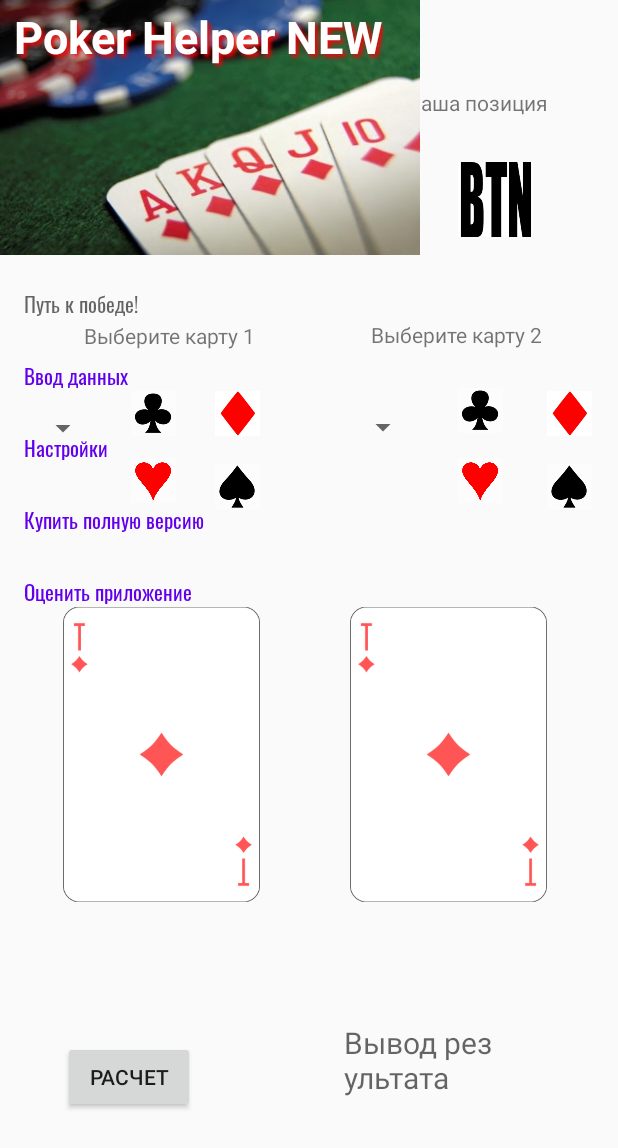
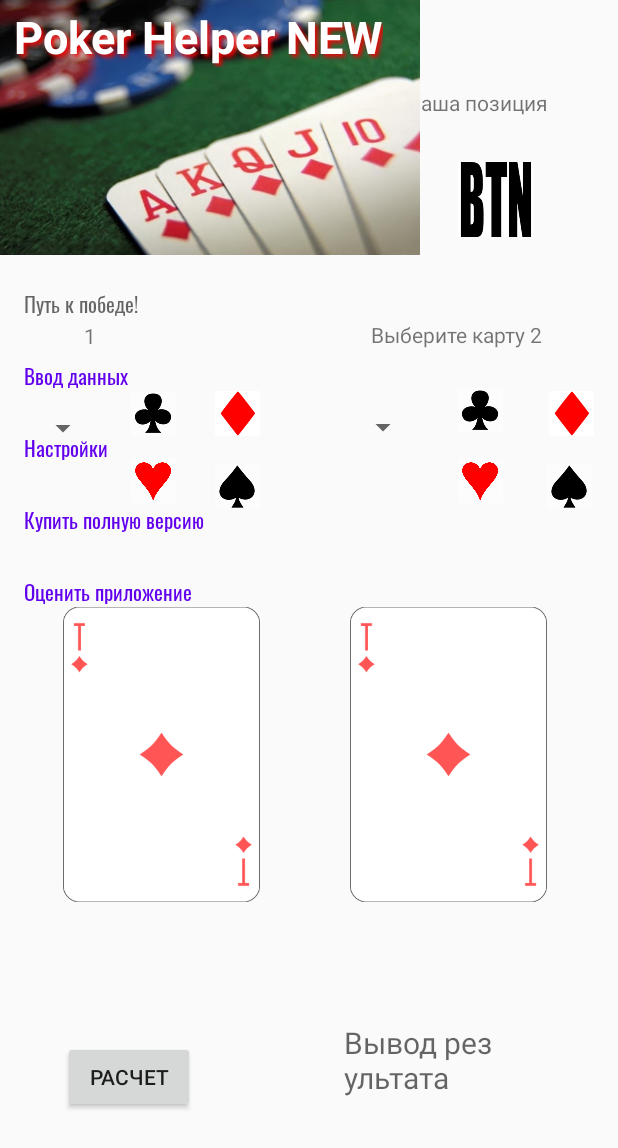
Before and after one commit to vovan55/poker_helper, an Android app: the screen it shows after launch (MainActivity), on a phone screen of 412 x 824 dp. Shown: the top 1148 px of the screen. Run offline under Robolectric (Android 15) with nearby library versions, the phone set to English and light mode, and no system bars; plain views replace FlowingDrawer, FlowingMenuLayout.

Commit message:
Подключил спиннер spBB

```diff
--- a/app/src/main/java/com/pokerhelper/thebest/MainActivity.java
+++ b/app/src/main/java/com/pokerhelper/thebest/MainActivity.java
@@ -5,24 +5,58 @@ import androidx.fragment.app.FragmentManager;
 import android.os.Bundle;
 import android.view.MenuItem;
 import android.view.View;
+import android.widget.AdapterView;
+import android.widget.ArrayAdapter;
 import android.widget.Button;
 import android.widget.ImageButton;
 import android.widget.ImageView;
+import android.widget.Spinner;
 import android.widget.TextView;
 import android.widget.Toast;
 
 public class MainActivity extends AppCompatActivity implements NavItemSelectedListener{
-
+    TextView textCard1, textCard2;
+    String[] card1 = {"2", "3", "4", "5", "6", "7", "8", "9", "T", "J", "Q", "K", "A"};
+    String[] card2 = {"2", "3", "4", "5", "6", "7", "8", "9", "T", "J", "Q", "K", "A"};
+    String[] big_blinds = {"1", "2", "3", "4", "5", "6", "7", "8", "9", "10", "11", "12", "13", "14", "15", "16", "17", "18", "19", "20"};
+    String[] position = {"EP1", "EP2", "EP3", "MP1", "MP2", "HJ", "CO", "BTN", "SB"};
+    Spinner spBB, spPosition, spCard1, spCard2;
 
     @Override
     protected void onCreate(Bundle savedInstanceState) {
         super.onCreate(savedInstanceState);
         setContentView(R.layout.activity_main);
+        Spinner spBB = (Spinner) findViewById(R.id.spBB);
+        final TextView textCard1 = findViewById(R.id.textCard1);
+        final ImageView tvBB = findViewById(R.id.tvBB);
         init();
         setupMenu();
+        ArrayAdapter<String> adapter = new ArrayAdapter<String>(this, android.R.layout.simple_spinner_item, big_blinds);
+        adapter.setDropDownViewResource(android.R.layout.simple_spinner_dropdown_item);
+        spBB.setAdapter(adapter);
+
+        AdapterView.OnItemSelectedListener itemSelectedListener = new AdapterView.OnItemSelectedListener() {
+            @Override
+            public void onItemSelected(AdapterView<?> parent, View view, int position, long id) {
+
+                // Получаем выбранный объект
+                String item = (String) parent.getItemAtPosition(position);
+                textCard1.setText(item);
+            }
+
+            @Override
+            public void onNothingSelected(AdapterView<?> parent) {
+
+            }
+        };
+        spBB.setOnItemSelectedListener(itemSelectedListener);
     }
+
+
     private void init()
     {
+        TextView textCard1 = findViewById(R.id.textCard1);
+        TextView textCard2 = findViewById(R.id.textCard2);
         ImageButton iBtnHearts = findViewById(R.id.iBtnHearts);
         ImageButton iBtnDiamonds = findViewById(R.id.iBtnDiamonds);
         ImageButton iBtnClubs = findViewById(R.id.iBtnClubs);
@@ -37,7 +71,13 @@ public class MainActivity extends AppCompatActivity implements NavItemSelectedLi
         ImageView tvCard2 = findViewById(R.id.tvCard2);
         Button btnCalc = findViewById(R.id.btnCalc);
         TextView tvResult = findViewById(R.id.tvResult);
+        Spinner spBB = (Spinner) findViewById(R.id.spBB);
+        Spinner spPosition = findViewById(R.id.spPosition);
+        Spinner spCard1 = findViewById(R.id.spCard1);
+        Spinner spCard2 = findViewById(R.id.spCard2);
     }
+
+
     public void onClickClubs(View view)
     {
         Toast.makeText(this, "Зачем ты это нажал трефи?", Toast.LENGTH_SHORT).show();
--- a/app/src/main/res/layout/main_content.xml
+++ b/app/src/main/res/layout/main_content.xml
@@ -30,7 +30,7 @@
         android:scaleType="centerInside"
         app:layout_constraintBottom_toBottomOf="parent"
         app:layout_constraintEnd_toEndOf="parent"
-        app:layout_constraintHorizontal_bias="0.955"
+        app:layout_constraintHorizontal_bias="0.958"
         app:layout_constraintStart_toStartOf="parent"
         app:layout_constraintTop_toTopOf="parent"
         app:layout_constraintVertical_bias="0.328"
@@ -91,7 +91,8 @@
         app:layout_constraintHorizontal_bias="0.634"
         app:layout_constraintStart_toStartOf="parent"
         app:layout_constraintTop_toTopOf="parent"
-        app:layout_constraintVertical_bias="0.336" />
+        app:layout_constraintVertical_bias="0.336"
+        android:entries="@array/card_2"/>
 
     <Spinner
         android:id="@+id/spCard1"
@@ -103,7 +104,8 @@
         app:layout_constraintHorizontal_bias="0.044"
         app:layout_constraintStart_toStartOf="parent"
         app:layout_constraintTop_toTopOf="parent"
-        app:layout_constraintVertical_bias="0.337" />
+        app:layout_constraintVertical_bias="0.337"
+        android:entries="@array/card_1"/>
 
     <Spinner
         android:id="@+id/spBB"
@@ -111,6 +113,7 @@
         android:layout_height="50dp"
         android:layout_marginStart="16dp"
         android:layout_marginTop="16dp"
+        android:entries="@array/big_blinds"
         android:spinnerMode="dropdown"
         app:layout_constraintBottom_toBottomOf="parent"
         app:layout_constraintEnd_toEndOf="parent"
@@ -130,7 +133,8 @@
         app:layout_constraintHorizontal_bias="0.634"
         app:layout_constraintStart_toStartOf="parent"
         app:layout_constraintTop_toBottomOf="@+id/tvPosition"
-        app:layout_constraintVertical_bias="0.014" />
+        app:layout_constraintVertical_bias="0.014"
+        android:entries="@array/position" />
 
     <TextView
         android:id="@+id/tvResult"
@@ -178,14 +182,14 @@
         android:layout_marginStart="56dp"
         android:text="@string/enter_card_1"
         app:layout_constraintBottom_toBottomOf="parent"
-        app:layout_constraintEnd_toStartOf="@+id/textSuit1"
+        app:layout_constraintEnd_toStartOf="@+id/textCard2"
         app:layout_constraintHorizontal_bias="0.0"
         app:layout_constraintStart_toStartOf="parent"
         app:layout_constraintTop_toTopOf="parent"
         app:layout_constraintVertical_bias="0.266" />
 
     <TextView
-        android:id="@+id/textSuit1"
+        android:id="@+id/textCard2"
         android:layout_width="120dp"
         android:layout_height="wrap_content"
         android:text="@string/enter_card_2"
--- a/app/src/main/res/values/enter_big_blinds.xml
+++ b/app/src/main/res/values/array_big_blinds.xml
@@ -1,6 +1,6 @@
 <?xml version="1.0" encoding="utf-8"?>
 <resources>
-    <string-array name="большие_блаинды">
+    <string-array name="big_blinds">
         <item>
            1
         </item>
--- /dev/null
+++ b/app/src/main/res/values/array_card_1.xml
@@ -0,0 +1,45 @@
+<?xml version="1.0" encoding="utf-8"?>
+    <resources>
+        <string-array name="card_1">
+        <item>
+           2
+        </item>
+            <item>
+           3
+        </item>
+            <item>
+           4
+        </item>
+            <item>
+           5
+        </item>
+            <item>
+           6
+        </item>
+            <item>
+           7
+        </item>
+            <item>
+           8
+        </item>
+            <item>
+           9
+        </item>
+            <item>
+           T
+        </item>
+            <item>
+           J
+        </item>
+            <item>
+           Q
+        </item>
+            <item>
+           K
+        </item>
+            <item>
+           A
+        </item>
+
+        </string-array>
+</resources>
--- /dev/null
+++ b/app/src/main/res/values/array_card_2.xml
@@ -0,0 +1,45 @@
+<?xml version="1.0" encoding="utf-8"?>
+<resources>
+    <string-array name="card_2">
+        <item>
+           2
+        </item>
+        <item>
+           3
+        </item>
+        <item>
+           4
+        </item>
+        <item>
+           5
+        </item>
+        <item>
+           6
+        </item>
+        <item>
+           7
+        </item>
+        <item>
+           8
+        </item>
+        <item>
+           9
+        </item>
+        <item>
+           T
+        </item>
+        <item>
+           J
+        </item>
+        <item>
+           Q
+        </item>
+        <item>
+           K
+        </item>
+        <item>
+           A
+        </item>
+
+    </string-array>
+</resources>
--- a/app/src/main/res/values/enter_position.xml
+++ b/app/src/main/res/values/array_position.xml
@@ -1,6 +1,6 @@
 <?xml version="1.0" encoding="utf-8"?>
 <resources>
-    <string-array name="позиция">
+    <string-array name="position">
         <item>
             EP1
         </item>
--- a/app/src/main/res/values/enter_cards.xml
+++ /dev/null
@@ -1,4 +0,0 @@
-<?xml version="1.0" encoding="utf-8"?>
-<resources>
-
-</resources>
```
